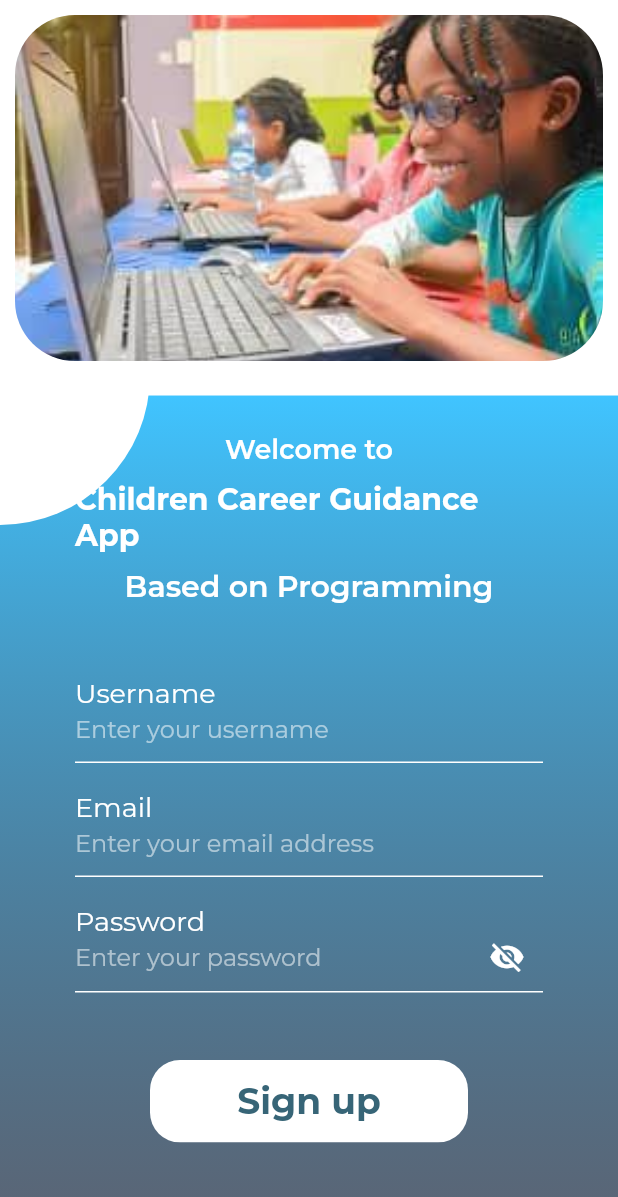
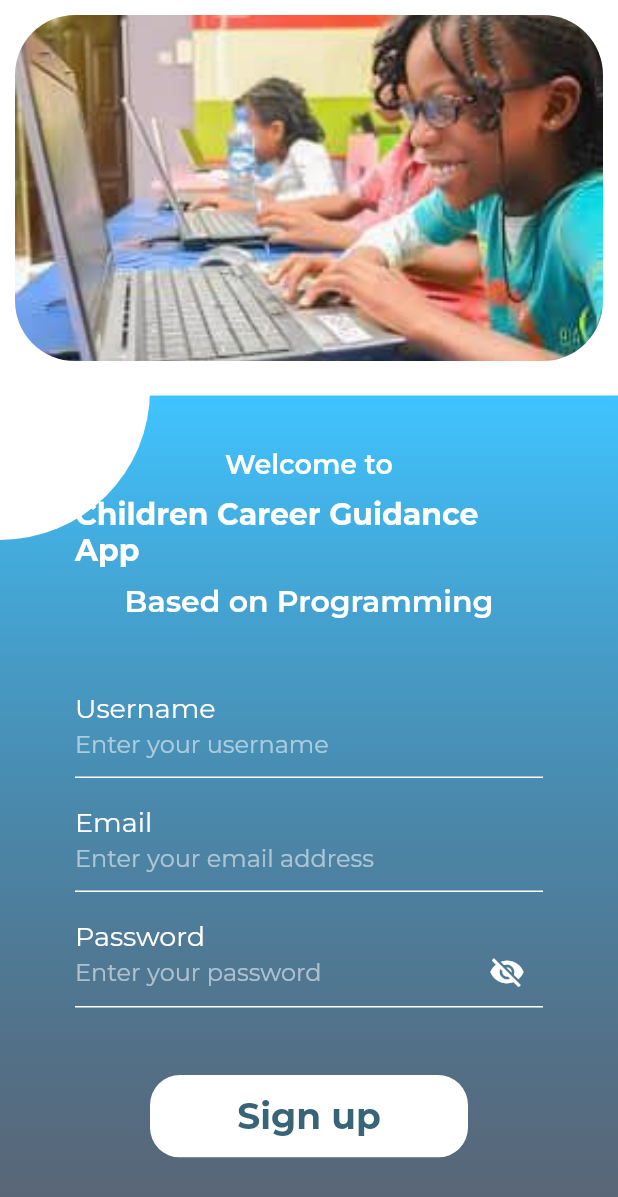
Before and after one commit to Dickens1308/guidance_app, a Flutter app: the RegisterScreen screen opened by its route, on a phone screen of 412 x 824 dp. Shown: the top 1197 px of the screen. Run offline on Flutter 3.47's test engine with Material 2 defaults, Android fonts, the phone set to English and light mode, and no system bars; our stand-ins replace carousel_slider, chewie, connectivity_plus, firebase_core, flutter_svg, fluttertoast and 7 more; accounts and stored records are empty; statements that could not run were skipped; project files that could hold a hidden picture were left out.

```diff
--- a/lib/screens/register.dart
+++ b/lib/screens/register.dart
@@ -95,7 +95,7 @@ class _RegisterScreenState extends State<RegisterScreen> {
                                   child: Column(
                                     children: [
                                       Padding(
-                                        padding: const EdgeInsets.only(top: 20),
+                                        padding: const EdgeInsets.only(top: 30),
                                         child: Text(
                                           'Welcome to',
                                           style: Theme.of(context)
@@ -167,7 +167,7 @@ class _RegisterScreenState extends State<RegisterScreen> {
                           ),
                           Positioned(
                             left: 0,
-                            top: 250,
+                            top: 260,
                             child: Container(
                               height: 100,
                               width: 100,
```
